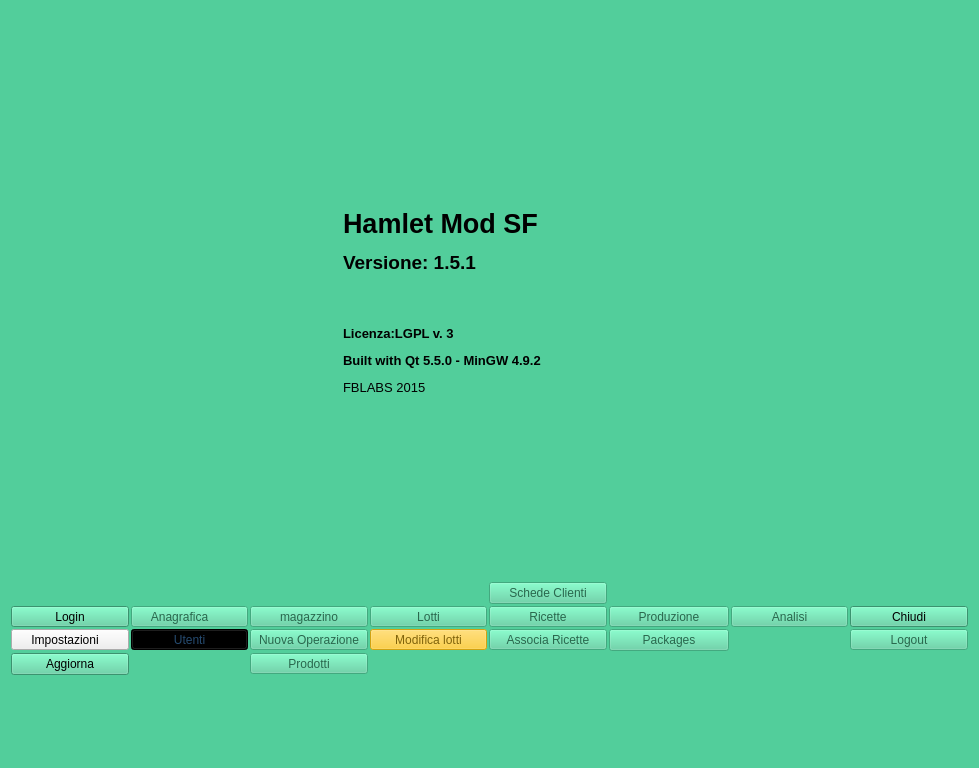
Qt form mainwindow.ui (starwork/hamlet-mod-sanremofoods) before a commit.
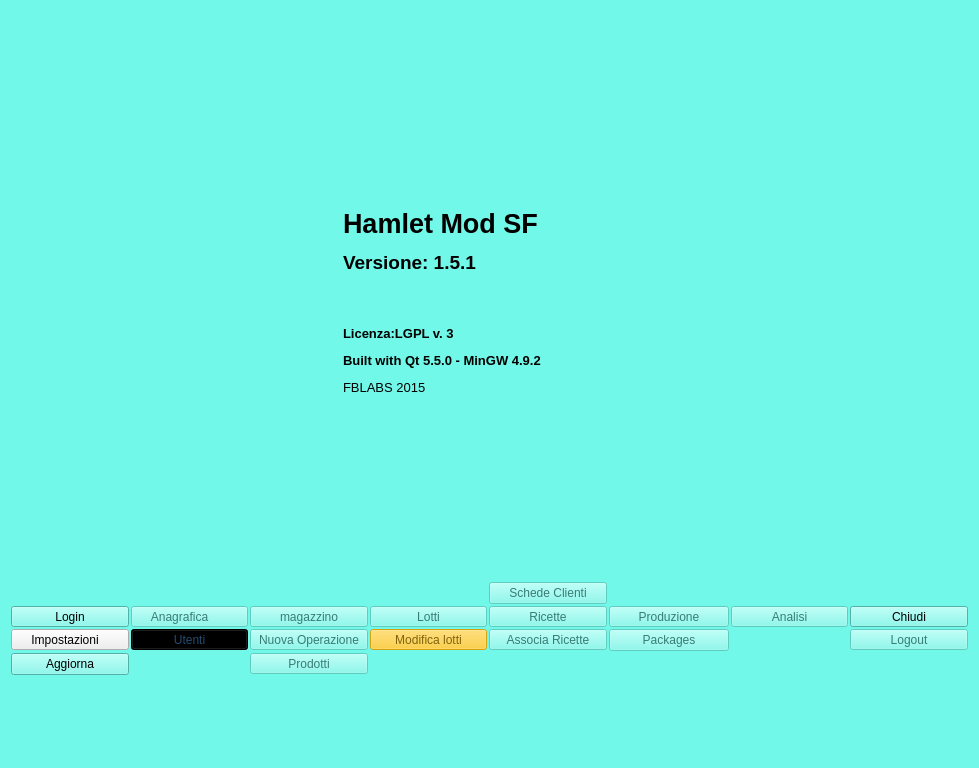
The same form after that commit. Icons and pictures are not drawn.

Diff of the .ui file:
```diff
--- a/mainwindow.ui
+++ b/mainwindow.ui
@@ -28,45 +28,45 @@
      <colorrole role="Button">
       <brush brushstyle="SolidPattern">
        <color alpha="255">
-        <red>82</red>
-        <green>206</green>
-        <blue>155</blue>
+        <red>114</red>
+        <green>248</green>
+        <blue>233</blue>
        </color>
       </brush>
      </colorrole>
      <colorrole role="Light">
       <brush brushstyle="SolidPattern">
        <color alpha="255">
-        <red>156</red>
+        <red>235</red>
         <green>255</green>
-        <blue>214</blue>
+        <blue>253</blue>
        </color>
       </brush>
      </colorrole>
      <colorrole role="Midlight">
       <brush brushstyle="SolidPattern">
        <color alpha="255">
-        <red>119</red>
-        <green>230</green>
-        <blue>184</blue>
+        <red>174</red>
+        <green>251</green>
+        <blue>243</blue>
        </color>
       </brush>
      </colorrole>
      <colorrole role="Dark">
       <brush brushstyle="SolidPattern">
        <color alpha="255">
-        <red>41</red>
-        <green>103</green>
-        <blue>77</blue>
+        <red>57</red>
+        <green>124</green>
+        <blue>116</blue>
        </color>
       </brush>
      </colorrole>
      <colorrole role="Mid">
       <brush brushstyle="SolidPattern">
        <color alpha="255">
-        <red>54</red>
-        <green>137</green>
-        <blue>103</blue>
+        <red>76</red>
+        <green>165</green>
+        <blue>155</blue>
        </color>
       </brush>
      </colorrole>
@@ -109,9 +109,9 @@
      <colorrole role="Window">
       <brush brushstyle="SolidPattern">
        <color alpha="255">
-        <red>82</red>
-        <green>206</green>
-        <blue>155</blue>
+        <red>114</red>
+        <green>248</green>
+        <blue>233</blue>
        </color>
       </brush>
      </colorrole>
@@ -127,9 +127,9 @@
      <colorrole role="AlternateBase">
       <brush brushstyle="SolidPattern">
        <color alpha="255">
-        <red>168</red>
-        <green>230</green>
-        <blue>205</blue>
+        <red>184</red>
+        <green>251</green>
+        <blue>244</blue>
        </color>
       </brush>
      </colorrole>
@@ -165,45 +165,45 @@
      <colorrole role="Button">
       <brush brushstyle="SolidPattern">
        <color alpha="255">
-        <red>82</red>
-        <green>206</green>
-        <blue>155</blue>
+        <red>114</red>
+        <green>248</green>
+        <blue>233</blue>
        </color>
       </brush>
      </colorrole>
      <colorrole role="Light">
       <brush brushstyle="SolidPattern">
        <color alpha="255">
-        <red>156</red>
+        <red>235</red>
         <green>255</green>
-        <blue>214</blue>
+        <blue>253</blue>
        </color>
       </brush>
      </colorrole>
      <colorrole role="Midlight">
       <brush brushstyle="SolidPattern">
        <color alpha="255">
-        <red>119</red>
-        <green>230</green>
-        <blue>184</blue>
+        <red>174</red>
+        <green>251</green>
+        <blue>243</blue>
        </color>
       </brush>
      </colorrole>
      <colorrole role="Dark">
       <brush brushstyle="SolidPattern">
        <color alpha="255">
-        <red>41</red>
-        <green>103</green>
-        <blue>77</blue>
+        <red>57</red>
+        <green>124</green>
+        <blue>116</blue>
        </color>
       </brush>
      </colorrole>
      <colorrole role="Mid">
       <brush brushstyle="SolidPattern">
        <color alpha="255">
-        <red>54</red>
-        <green>137</green>
-        <blue>103</blue>
+        <red>76</red>
+        <green>165</green>
+        <blue>155</blue>
        </color>
       </brush>
      </colorrole>
@@ -246,9 +246,9 @@
      <colorrole role="Window">
       <brush brushstyle="SolidPattern">
        <color alpha="255">
-        <red>82</red>
-        <green>206</green>
-        <blue>155</blue>
+        <red>114</red>
+        <green>248</green>
+        <blue>233</blue>
        </color>
       </brush>
      </colorrole>
@@ -264,9 +264,9 @@
      <colorrole role="AlternateBase">
       <brush brushstyle="SolidPattern">
        <color alpha="255">
-        <red>168</red>
-        <green>230</green>
-        <blue>205</blue>
+        <red>184</red>
+        <green>251</green>
+        <blue>244</blue>
        </color>
       </brush>
      </colorrole>
@@ -293,63 +293,63 @@
      <colorrole role="WindowText">
       <brush brushstyle="SolidPattern">
        <color alpha="255">
-        <red>41</red>
-        <green>103</green>
-        <blue>77</blue>
+        <red>57</red>
+        <green>124</green>
+        <blue>116</blue>
        </color>
       </brush>
      </colorrole>
      <colorrole role="Button">
       <brush brushstyle="SolidPattern">
        <color alpha="255">
-        <red>82</red>
-        <green>206</green>
-        <blue>155</blue>
+        <red>114</red>
+        <green>248</green>
+        <blue>233</blue>
        </color>
       </brush>
      </colorrole>
      <colorrole role="Light">
       <brush brushstyle="SolidPattern">
        <color alpha="255">
-        <red>156</red>
+        <red>235</red>
         <green>255</green>
-        <blue>214</blue>
+        <blue>253</blue>
        </color>
       </brush>
      </colorrole>
      <colorrole role="Midlight">
       <brush brushstyle="SolidPattern">
        <color alpha="255">
-        <red>119</red>
-        <green>230</green>
-        <blue>184</blue>
+        <red>174</red>
+        <green>251</green>
+        <blue>243</blue>
        </color>
       </brush>
      </colorrole>
      <colorrole role="Dark">
       <brush brushstyle="SolidPattern">
        <color alpha="255">
-        <red>41</red>
-        <green>103</green>
-        <blue>77</blue>
+        <red>57</red>
+        <green>124</green>
+        <blue>116</blue>
        </color>
       </brush>
      </colorrole>
      <colorrole role="Mid">
       <brush brushstyle="SolidPattern">
        <color alpha="255">
-        <red>54</red>
-        <green>137</green>
-        <blue>103</blue>
+        <red>76</red>
+        <green>165</green>
+        <blue>155</blue>
        </color>
       </brush>
      </colorrole>
      <colorrole role="Text">
       <brush brushstyle="SolidPattern">
        <color alpha="255">
-        <red>41</red>
-        <green>103</green>
-        <blue>77</blue>
+        <red>57</red>
+        <green>124</green>
+        <blue>116</blue>
        </color>
       </brush>
      </colorrole>
@@ -365,27 +365,27 @@
      <colorrole role="ButtonText">
       <brush brushstyle="SolidPattern">
        <color alpha="255">
-        <red>41</red>
-        <green>103</green>
-        <blue>77</blue>
+        <red>57</red>
+        <green>124</green>
+        <blue>116</blue>
        </color>
       </brush>
      </colorrole>
      <colorrole role="Base">
       <brush brushstyle="SolidPattern">
        <color alpha="255">
-        <red>82</red>
-        <green>206</green>
-        <blue>155</blue>
+        <red>114</red>
+        <green>248</green>
+        <blue>233</blue>
        </color>
       </brush>
      </colorrole>
      <colorrole role="Window">
       <brush brushstyle="SolidPattern">
        <color alpha="255">
-        <red>82</red>
-        <green>206</green>
-        <blue>155</blue>
+        <red>114</red>
+        <green>248</green>
+        <blue>233</blue>
        </color>
       </brush>
      </colorrole>
@@ -401,9 +401,9 @@
      <colorrole role="AlternateBase">
       <brush brushstyle="SolidPattern">
        <color alpha="255">
-        <red>82</red>
-        <green>206</green>
-        <blue>155</blue>
+        <red>114</red>
+        <green>248</green>
+        <blue>233</blue>
        </color>
       </brush>
      </colorrole>
```
